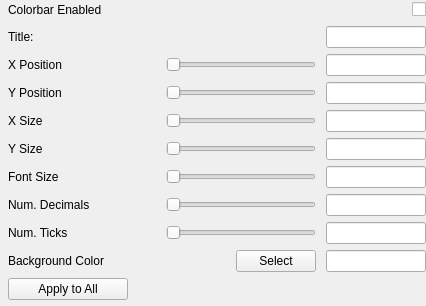
Old version of the form apps/vaporgui/ui/ColorbarWidgetGUI.ui in the repository StasJ/vapor-formatted.
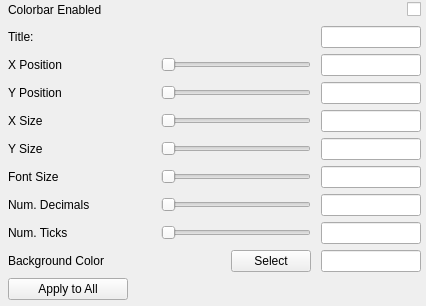
New version of the form.

Diff of the .ui file:
```diff
--- a/apps/vaporgui/ui/ColorbarWidgetGUI.ui
+++ b/apps/vaporgui/ui/ColorbarWidgetGUI.ui
@@ -64,6 +64,9 @@
         <property name="spacing">
          <number>0</number>
         </property>
+        <property name="rightMargin">
+         <number>5</number>
+        </property>
         <item>
          <layout class="QHBoxLayout" name="horizontalLayout_10">
           <item>
@@ -148,6 +151,12 @@
                </item>
                <item>
                 <widget class="QLineEdit" name="titleEdit">
+                 <property name="minimumSize">
+                  <size>
+                   <width>100</width>
+                   <height>0</height>
+                  </size>
+                 </property>
                  <property name="maximumSize">
                   <size>
                    <width>100</width>
@@ -201,6 +210,12 @@
                </item>
                <item>
                 <widget class="QLineEdit" name="xPosEdit">
+                 <property name="minimumSize">
+                  <size>
+                   <width>100</width>
+                   <height>0</height>
+                  </size>
+                 </property>
                  <property name="maximumSize">
                   <size>
                    <width>100</width>
@@ -254,6 +269,12 @@
                </item>
                <item>
                 <widget class="QLineEdit" name="yPosEdit">
+                 <property name="minimumSize">
+                  <size>
+                   <width>100</width>
+                   <height>0</height>
+                  </size>
+                 </property>
                  <property name="maximumSize">
                   <size>
                    <width>100</width>
@@ -307,6 +328,12 @@
                </item>
                <item>
                 <widget class="QLineEdit" name="xSizeEdit">
+                 <property name="minimumSize">
+                  <size>
+                   <width>100</width>
+                   <height>0</height>
+                  </size>
+                 </property>
                  <property name="maximumSize">
                   <size>
                    <width>100</width>
@@ -360,6 +387,12 @@
                </item>
                <item>
                 <widget class="QLineEdit" name="ySizeEdit">
+                 <property name="minimumSize">
+                  <size>
+                   <width>100</width>
+                   <height>0</height>
+                  </size>
+                 </property>
                  <property name="maximumSize">
                   <size>
                    <width>100</width>
@@ -413,6 +446,12 @@
                </item>
                <item>
                 <widget class="QLineEdit" name="fontSizeEdit">
+                 <property name="minimumSize">
+                  <size>
+                   <width>100</width>
+                   <height>0</height>
+                  </size>
+                 </property>
                  <property name="maximumSize">
                   <size>
                    <width>100</width>
@@ -466,6 +505,12 @@
                </item>
                <item>
                 <widget class="QLineEdit" name="numDigitsEdit">
+                 <property name="minimumSize">
+                  <size>
+                   <width>100</width>
+                   <height>0</height>
+                  </size>
+                 </property>
                  <property name="maximumSize">
                   <size>
                    <width>100</width>
@@ -519,6 +564,12 @@
                </item>
                <item>
                 <widget class="QLineEdit" name="numTicksEdit">
+                 <property name="minimumSize">
+                  <size>
+                   <width>100</width>
+                   <height>0</height>
+                  </size>
+                 </property>
                  <property name="maximumSize">
                   <size>
                    <width>100</width>
@@ -569,6 +620,12 @@
                </item>
                <item>
                 <widget class="QLineEdit" name="bgColorEdit">
+                 <property name="minimumSize">
+                  <size>
+                   <width>100</width>
+                   <height>0</height>
+                  </size>
+                 </property>
                  <property name="maximumSize">
                   <size>
                    <width>100</width>
```
